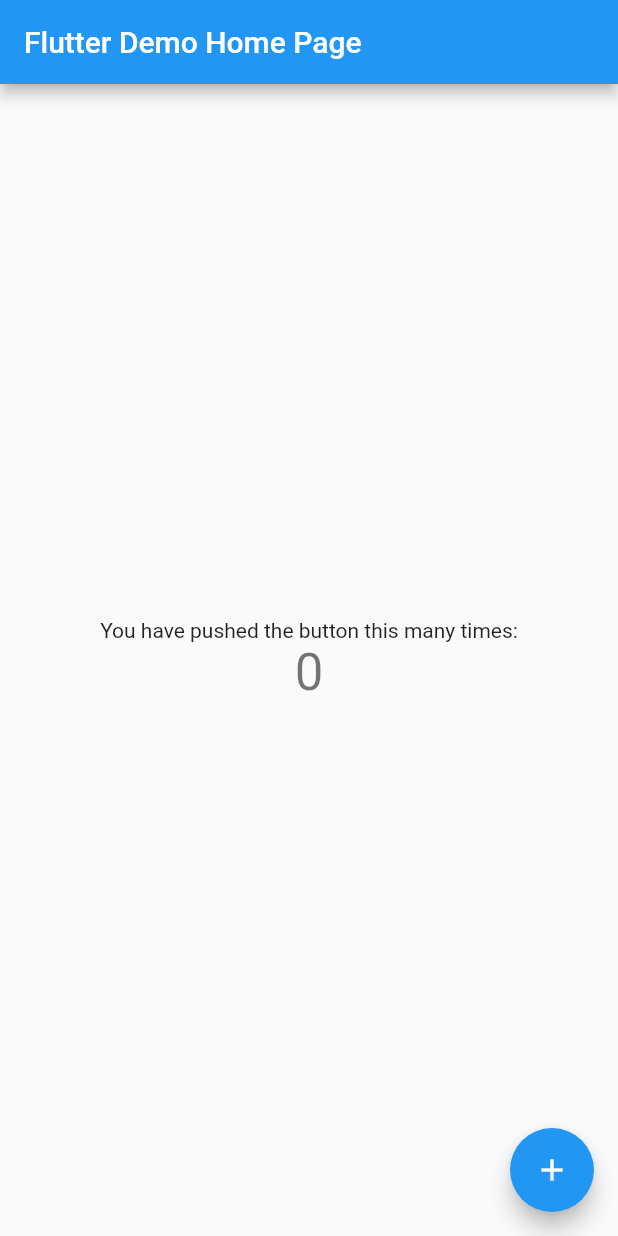
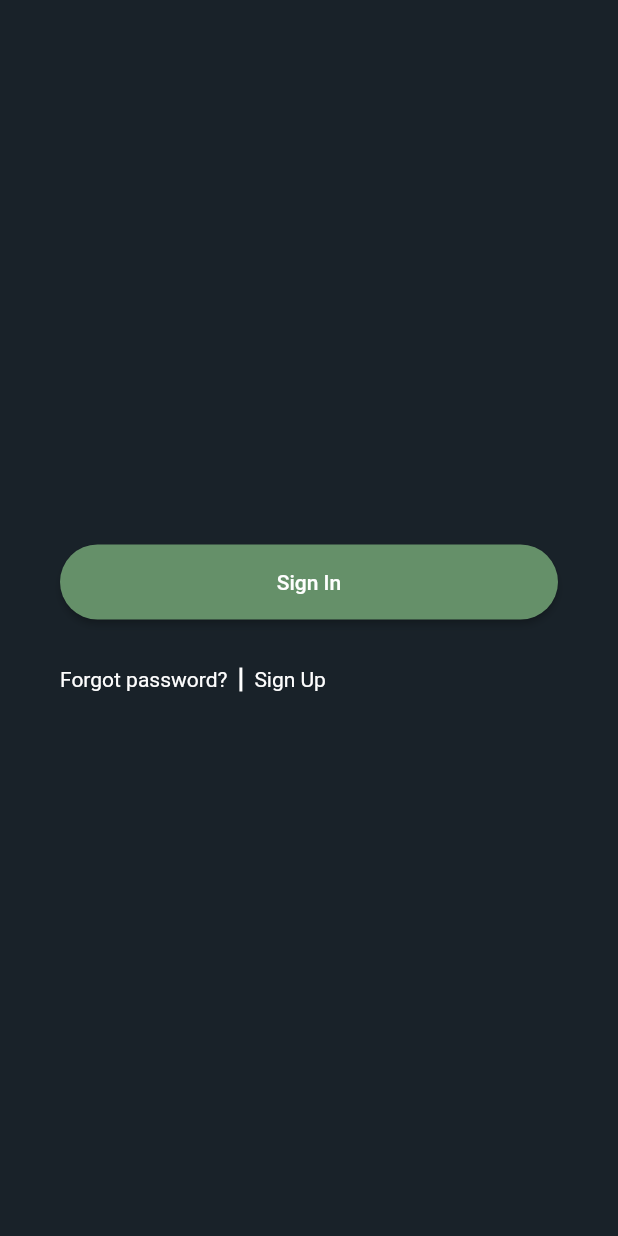
Before and after one commit to vladislavkovaliov/ps4-collections, a Flutter app: the screen it shows after launch, on a phone screen of 412 x 824 dp. Run offline on Flutter 3.47's test engine with Material 2 defaults, Android fonts, the phone set to English and light mode, and no system bars; our stand-ins replace equatable.

Commit message:
implements http, button, two screen

```diff
--- a/lib/main.dart
+++ b/lib/main.dart
@@ -1,117 +1,24 @@
 import 'package:flutter/material.dart';
+import 'package:ps4_collection/routes/sign_in.dart';
+import 'package:ps4_collection/routes/sign_up.dart';
 
 void main() {
   runApp(MyApp());
 }
 
 class MyApp extends StatelessWidget {
-  // This widget is the root of your application.
   @override
   Widget build(BuildContext context) {
     return MaterialApp(
-      title: 'Flutter Demo',
       theme: ThemeData(
-        // This is the theme of your application.
-        //
-        // Try running your application with "flutter run". You'll see the
-        // application has a blue toolbar. Then, without quitting the app, try
-        // changing the primarySwatch below to Colors.green and then invoke
-        // "hot reload" (press "r" in the console where you ran "flutter run",
-        // or simply save your changes to "hot reload" in a Flutter IDE).
-        // Notice that the counter didn't reset back to zero; the application
-        // is not restarted.
-        primarySwatch: Colors.blue,
-        // This makes the visual density adapt to the platform that you run
-        // the app on. For desktop platforms, the controls will be smaller and
-        // closer together (more dense) than on mobile platforms.
-        visualDensity: VisualDensity.adaptivePlatformDensity,
+        scaffoldBackgroundColor: Color(0xFF192229),
+        primaryColor: Color(0xFF192229),
       ),
-      home: MyHomePage(title: 'Flutter Demo Home Page'),
+      initialRoute: '/signIn',
+      routes: {
+        '/signIn': (context) => SignIn(),
+        '/signUp': (context) => SignUp(),
+      },
     );
   }
 }
-
-class MyHomePage extends StatefulWidget {
-  MyHomePage({Key key, this.title}) : super(key: key);
-
-  // This widget is the home page of your application. It is stateful, meaning
-  // that it has a State object (defined below) that contains fields that affect
-  // how it looks.
-
-  // This class is the configuration for the state. It holds the values (in this
-  // case the title) provided by the parent (in this case the App widget) and
-  // used by the build method of the State. Fields in a Widget subclass are
-  // always marked "final".
-
-  final String title;
-
-  @override
-  _MyHomePageState createState() => _MyHomePageState();
-}
-
-class _MyHomePageState extends State<MyHomePage> {
-  int _counter = 0;
-
-  void _incrementCounter() {
-    setState(() {
-      // This call to setState tells the Flutter framework that something has
-      // changed in this State, which causes it to rerun the build method below
-      // so that the display can reflect the updated values. If we changed
-      // _counter without calling setState(), then the build method would not be
-      // called again, and so nothing would appear to happen.
-      _counter++;
-    });
-  }
-
-  @override
-  Widget build(BuildContext context) {
-    // This method is rerun every time setState is called, for instance as done
-    // by the _incrementCounter method above.
-    //
-    // The Flutter framework has been optimized to make rerunning build methods
-    // fast, so that you can just rebuild anything that needs updating rather
-    // than having to individually change instances of widgets.
-    return Scaffold(
-      appBar: AppBar(
-        // Here we take the value from the MyHomePage object that was created by
-        // the App.build method, and use it to set our appbar title.
-        title: Text(widget.title),
-      ),
-      body: Center(
-        // Center is a layout widget. It takes a single child and positions it
-        // in the middle of the parent.
-        child: Column(
-          // Column is also a layout widget. It takes a list of children and
-          // arranges them vertically. By default, it sizes itself to fit its
-          // children horizontally, and tries to be as tall as its parent.
-          //
-          // Invoke "debug painting" (press "p" in the console, choose the
-          // "Toggle Debug Paint" action from the Flutter Inspector in Android
-          // Studio, or the "Toggle Debug Paint" command in Visual Studio Code)
-          // to see the wireframe for each widget.
-          //
-          // Column has various properties to control how it sizes itself and
-          // how it positions its children. Here we use mainAxisAlignment to
-          // center the children vertically; the main axis here is the vertical
-          // axis because Columns are vertical (the cross axis would be
-          // horizontal).
-          mainAxisAlignment: MainAxisAlignment.center,
-          children: <Widget>[
-            Text(
-              'You have pushed the button this many times:',
-            ),
-            Text(
-              '$_counter',
-              style: Theme.of(context).textTheme.headline4,
-            ),
-          ],
-        ),
-      ),
-      floatingActionButton: FloatingActionButton(
-        onPressed: _incrementCounter,
-        tooltip: 'Increment',
-        child: Icon(Icons.add),
-      ), // This trailing comma makes auto-formatting nicer for build methods.
-    );
-  }
-}
--- /dev/null
+++ b/lib/models/models.dart
@@ -0,0 +1 @@
+export "game.dart";
--- /dev/null
+++ b/lib/routes/sign_in.dart
@@ -0,0 +1,33 @@
+import 'package:flutter/material.dart';
+import 'package:ps4_collection/widgets/buttons/button.dart';
+import 'package:ps4_collection/widgets/forgot_password_and_redirect/forgot_password_and_redirect.dart';
+
+class SignIn extends StatelessWidget {
+  @override
+  Widget build(BuildContext context) {
+    return Scaffold(
+      body: SafeArea(
+        child: Container(
+          padding: EdgeInsets.symmetric(horizontal: 40),
+          child: Column(
+            mainAxisAlignment: MainAxisAlignment.center,
+            children: [
+              Button(
+                text: "Sign In",
+                onPressed: () {},
+              ),
+              SizedBox(
+                height: 32,
+              ),
+              ForgotPasswordAndRedirect(
+                onRedirectTap: () {
+                  Navigator.pushNamed(context, '/signUp');
+                }
+              ),
+            ],
+          ),
+        ),
+      ),
+    );
+  }
+}
--- /dev/null
+++ b/lib/widgets/buttons/button.dart
@@ -0,0 +1,30 @@
+import 'package:flutter/material.dart';
+
+class Button extends StatelessWidget {
+  final String text;
+  final Function onPressed;
+
+  const Button({
+    Key key,
+    @required this.text,
+    @required this.onPressed,
+  }) : super(key: key);
+
+  @override
+  Widget build(BuildContext context) {
+    return ButtonTheme(
+      height: 50,
+      child: RaisedButton(
+        color: Color(0xFF659069),
+        textColor: Color(0xFFFEFEFE),
+        shape: RoundedRectangleBorder(
+          borderRadius: new BorderRadius.circular(50),
+        ),
+        onPressed: this.onPressed,
+        child: Center(
+          child: Text(this.text),
+        ),
+      ),
+    );
+  }
+}
--- /dev/null
+++ b/lib/widgets/forgot_password_and_redirect/forgot_password_and_redirect.dart
@@ -0,0 +1,37 @@
+import 'package:flutter/material.dart';
+
+class ForgotPasswordAndRedirect extends StatelessWidget {
+  final Function onRedirectTap;
+
+  const ForgotPasswordAndRedirect({
+    Key key,
+    @required this.onRedirectTap,
+  }) : super(key: key);
+
+  @override
+  Widget build(BuildContext context) {
+    return Row(
+      children: [
+        Text(
+          "Forgot password?",
+          style: TextStyle(color: Color(0xFFFEFEFE)),
+        ),
+        Container(
+          width: 2,
+          height: 16,
+          margin: EdgeInsets.symmetric(horizontal: 8),
+          decoration: BoxDecoration(
+            color: Colors.white,
+          ),
+        ),
+        GestureDetector(
+          onTap: this.onRedirectTap,
+          child: Text(
+            "Sign Up",
+            style: TextStyle(color: Color(0xFFFEFEFE)),
+          ),
+        ),
+      ],
+    );
+  }
+}
--- a/pubspec.yaml
+++ b/pubspec.yaml
@@ -23,7 +23,9 @@ environment:
 dependencies:
   flutter:
     sdk: flutter
-
+  http: ^0.12.1
+  equatable: ^1.2.0
+  meta: ^1.1.8
 
   # The following adds the Cupertino Icons font to your application.
   # Use with the CupertinoIcons class for iOS style icons.
@@ -32,6 +34,8 @@ dependencies:
 dev_dependencies:
   flutter_test:
     sdk: flutter
+  test: ^1.14.4
+  mockito: ^4.1.1
 
 # For information on the generic Dart part of this file, see the
 # following page: https://dart.dev/tools/pub/pubspec
```
Also changed, not shown: lib/models/game.dart (added, +28 -0 lines), lib/repositories/game_repository.dart (added, +15 -0 lines), lib/routes/forgot_password.dart (added, +61 -0 lines), lib/routes/sign_up.dart (added, +33 -0 lines), lib/services/api/game_api.dart (added, +36 -0 lines), lib/widgets/inputs/input.dart (added), pubspec.lock, 5 other files.
